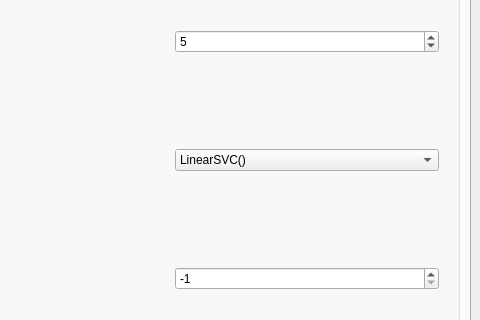
Before: the Qt Designer form GUI/easylearn_feature_engineering_gui.ui in easylearn-fmri/easylearn_dev, drawn with Qt 5; both pictures show x 412 to 892 and y 280 to 600 of the 892 by 727 pixel window.
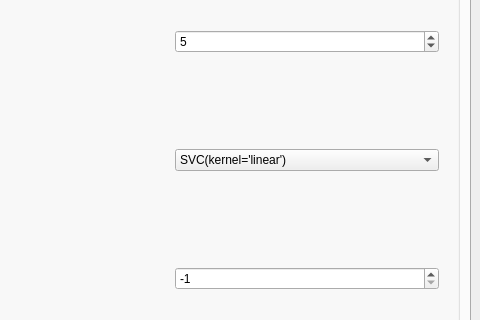
After: the same form once the commit is applied. The open tabs and pages were chosen to show the change.

Commit message: revised RFECV LinearSVC to SVC()

Patch:
```diff
--- a/GUI/easylearn_feature_engineering_gui.ui
+++ b/GUI/easylearn_feature_engineering_gui.ui
@@ -622,7 +622,7 @@
                 <widget class="QComboBox" name="comboBox_rfe_estimator">
                  <item>
                   <property name="text">
-                   <string>LinearSVC()</string>
+                   <string>SVC(kernel='linear')</string>
                   </property>
                  </item>
                  <item>
```
Left out of the diff: 2 changed lines with no effect on the pictures. The commit also changes 10 other files.
